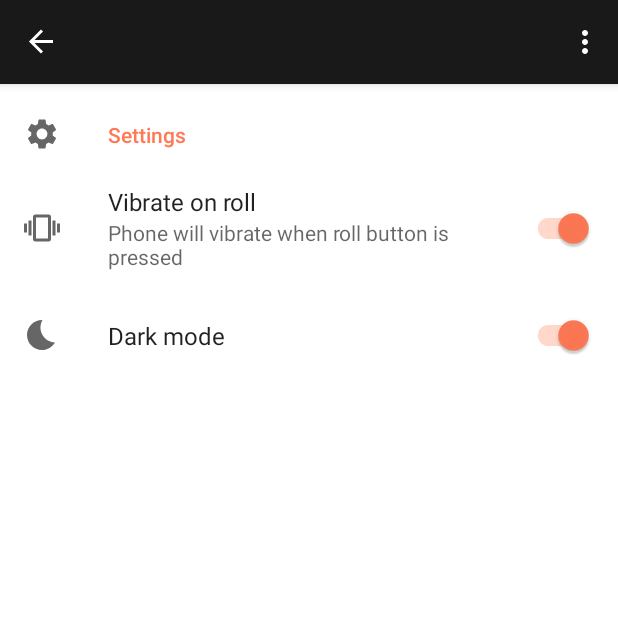
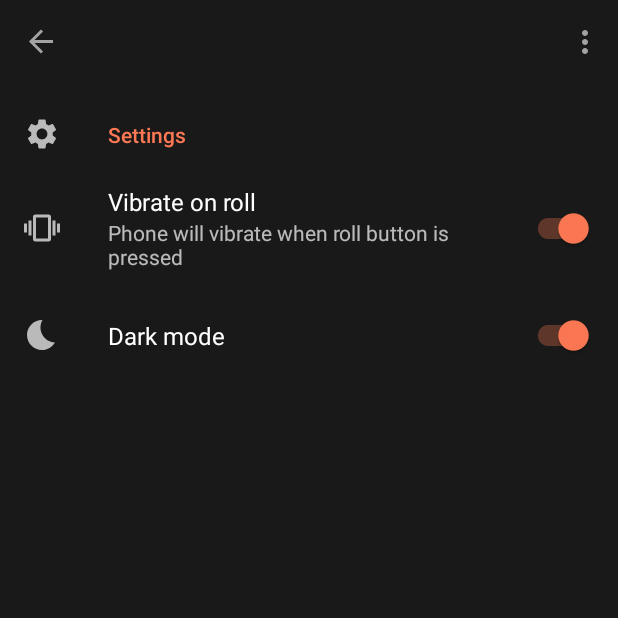
Before and after one commit to PhilKagebein/Dice_Roller, an Android app: the SettingsFragment screen opened through its navigation route, on a phone screen of 412 x 824 dp, the top half of it. Run offline under Robolectric (Android 15) with nearby library versions, the light colour scheme and no system bars; our stand-ins replace androidx.preference, navigation-ui.

Commit message:
Dark mode switch in settings screen now switches between light and dark mode

```diff
--- a/app/src/main/java/com/example/Dice_Roller/HomeFragment.kt
+++ b/app/src/main/java/com/example/Dice_Roller/HomeFragment.kt
@@ -9,11 +9,13 @@ import android.widget.AdapterView
 import android.widget.ArrayAdapter
 import android.widget.Spinner
 import androidx.annotation.RequiresApi
+import androidx.appcompat.app.AppCompatDelegate
 import androidx.fragment.app.Fragment
 import androidx.preference.PreferenceManager
 import androidx.recyclerview.widget.GridLayoutManager
 import com.example.diceroller_gridlayoutintro.R
 import com.example.diceroller_gridlayoutintro.databinding.HomeFragmentBinding
+import kotlin.collections.ArrayList
 
 
 class HomeFragment: Fragment() {
@@ -21,13 +23,13 @@ class HomeFragment: Fragment() {
     private var dieList: ArrayList<DieModel> = ArrayList()
     private lateinit var binding: HomeFragmentBinding
 
+
     override fun onCreateView(inflater: LayoutInflater, container: ViewGroup?, savedInstanceState: Bundle?): View {
-
+        checkThemeMode()
         binding = HomeFragmentBinding.inflate(inflater, container, false )
 
         return binding.root
     }
-
 
     @RequiresApi(Build.VERSION_CODES.S)
     override fun onViewCreated(view: View, savedInstanceState: Bundle?) {
@@ -40,7 +42,11 @@ class HomeFragment: Fragment() {
         binding.btnRollDice.setOnClickListener {
             rollDice(howMany, whatType)
             vibratePhone()
+
         }
+
+//        darkMode.setOnPreferenceChangeListener()
+//        reference.OnPreferenceChangeListener(darkMode)
 
 
 //        val howManyStrArray = resources.getStringArray(R.array.saHowManyDice)
@@ -76,12 +82,23 @@ class HomeFragment: Fragment() {
 
     }
 
+    private fun checkThemeMode(){
+        val sp = PreferenceManager.getDefaultSharedPreferences(context)
+        val darkModeValue = sp.getBoolean("dark_mode", true)
+
+        if(darkModeValue) {
+            AppCompatDelegate.setDefaultNightMode(AppCompatDelegate.MODE_NIGHT_YES)
+        } else {
+            AppCompatDelegate.setDefaultNightMode(AppCompatDelegate.MODE_NIGHT_NO)
+        }
+
+    }
+
     fun getDiceType(p2: Int, spinnerDiceType: Spinner): String {
 
         return spinnerDiceType.getItemAtPosition(p2).toString()
 
     }
-
 
     private fun rollDice(howMany: Int, whatType: String) {
 
@@ -166,7 +183,6 @@ class HomeFragment: Fragment() {
         return sumDummy
     }
 
-
     @RequiresApi(Build.VERSION_CODES.S)
     fun vibratePhone() {
         //Is this best practice to have the function in the if statement? Or should i pull it out and set a variable equal to the return of the function and then use the variable in the if?
--- a/app/src/main/res/layout/activity_main.xml
+++ b/app/src/main/res/layout/activity_main.xml
@@ -5,6 +5,7 @@
     android:layout_width="match_parent"
     android:layout_height="match_parent"
     tools:context="com.example.Dice_Roller.MainActivity"
+    android:id="@+id/activity_main"
    >
 
     <fragment
--- a/app/src/main/res/layout/die_result.xml
+++ b/app/src/main/res/layout/die_result.xml
@@ -6,6 +6,7 @@
     android:orientation="horizontal"
     android:layout_gravity="center"
     android:background="@color/LABlack"
+    android:id="@+id/dieResults"
     >
 
     <ImageView
--- a/app/src/main/res/layout/home_fragment.xml
+++ b/app/src/main/res/layout/home_fragment.xml
@@ -4,8 +4,9 @@
     android:layout_height="match_parent"
     xmlns:app="http://schemas.android.com/apk/res-auto"
     xmlns:tools="http://schemas.android.com/tools"
-    android:background="@color/LABlack"
-   >
+    android:id="@+id/home_fragment"
+    >
+<!--    android:background="@color/LABlack"-->
 
     <!--Roll Button-->
     <Button
--- a/app/src/main/res/layout/spinner_items.xml
+++ b/app/src/main/res/layout/spinner_items.xml
@@ -8,4 +8,5 @@
     android:textColor="@color/white"
     android:background="@color/LABlack"
     android:paddingHorizontal="10dp"
+    android:id="@+id/spinner_items"
     />
--- a/app/src/main/res/values-night/themes.xml
+++ b/app/src/main/res/values-night/themes.xml
@@ -9,10 +9,11 @@
         <item name="colorSecondary">@color/LAOrange</item>
         <item name="colorSecondaryVariant">@color/LAOffOrange</item>
         <item name="colorOnSecondary">@color/LABlack</item>
+        <item name="colorOnBackground">@color/LABlack</item>
+        <item name="android:colorBackground">@color/LABlack</item>
+
         <!-- Status bar color. -->
         <item name="android:statusBarColor" tools:targetApi="l">?attr/colorPrimaryVariant</item>
-        <item name="android:actionBarTheme" tools:targetApi="l">?attr/colorOnSecondary</item>
-        <item name="android:settingsActivity" tools:targetApi="l">?attr/colorOnSecondary</item>
 
         <!-- Customize your theme here. -->
     </style>
--- a/app/src/main/res/values/themes.xml
+++ b/app/src/main/res/values/themes.xml
@@ -1,18 +1,23 @@
 <resources xmlns:tools="http://schemas.android.com/tools">
     <!-- Base application theme. -->
     <style name="Theme.DiceRollerGridLayoutIntro" parent="Theme.MaterialComponents.DayNight.DarkActionBar">
+
         <!-- Primary brand color. -->
-        <item name="colorPrimary">@color/LAPurple</item>
-        <item name="colorPrimaryVariant">@color/LAOffPurple</item>
+        <item name="colorPrimary">@color/LAOrange</item>
+        <item name="colorPrimaryVariant">@color/LAOffOrange</item>
         <item name="colorOnPrimary">@color/white</item>
         <!-- Secondary brand color. -->
-        <item name="colorSecondary">@color/LAOrange</item>
-        <item name="colorSecondaryVariant">@color/LAOffOrange</item>
+        <item name="colorSecondary">@color/LAPurple</item>
+        <item name="colorSecondaryVariant">@color/LAOffPurple</item>
         <item name="colorOnSecondary">@color/LABlack</item>
+        <item name="colorOnBackground">@color/LABlack</item>
+        <item name="colorBackgroundFloating">@color/LAPurple</item>
+        <item name="colorError">@color/LAPurple</item>
+        <item name="colorOnError">@color/LAPurple</item>
+        <item name="android:colorBackground">@color/LAGray</item>
         <!-- Status bar color. -->
-        <item name="android:statusBarColor" tools:targetApi="l">?attr/colorSecondary</item>
-        <item name="android:actionBarTheme" tools:targetApi="l">?attr/colorOnSecondary</item>
-        <item name="android:settingsActivity" tools:targetApi="l">?attr/colorOnSecondary</item>
+        <item name="android:statusBarColor" tools:targetApi="l">?attr/colorPrimaryVariant</item>
+        <item name="android:background">@color/LAGray</item>
         <!-- Customize your theme here. -->
     </style>
 
```
Also changed, not shown: app/src/main/java/com/example/Dice_Roller/MainActivity.kt (+3 -5 lines), app/src/main/java/com/example/Dice_Roller/SettingsFragment.kt (+24 -1 lines).
